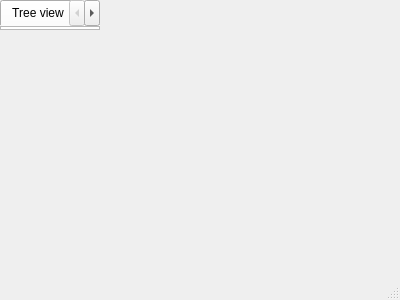
Before: the Qt Designer form mainwindow.ui in karoyqiu/jsonviewer, drawn with Qt 5.
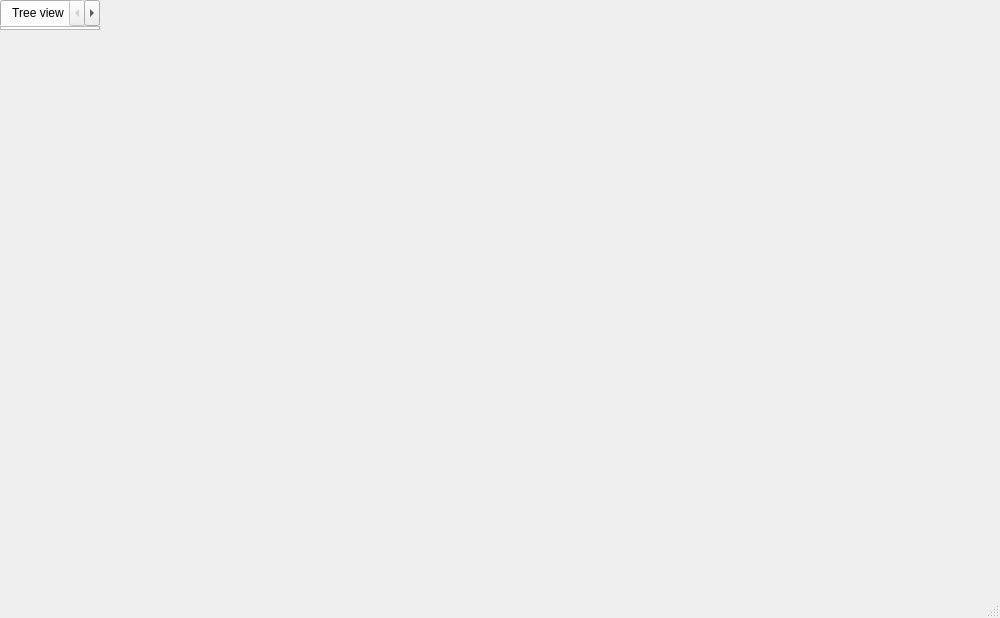
After: the same form once the commit is applied. Icons and pictures are not drawn.

Commit message: 界面微调。

```diff
--- a/mainwindow.ui
+++ b/mainwindow.ui
@@ -6,8 +6,8 @@
    <rect>
     <x>0</x>
     <y>0</y>
-    <width>400</width>
-    <height>300</height>
+    <width>1000</width>
+    <height>618</height>
    </rect>
   </property>
   <widget class="QTabWidget" name="centerWidget">
```
Left out of the diff: 6 changed lines with no effect on the pictures. The commit also changes 3 other files.
